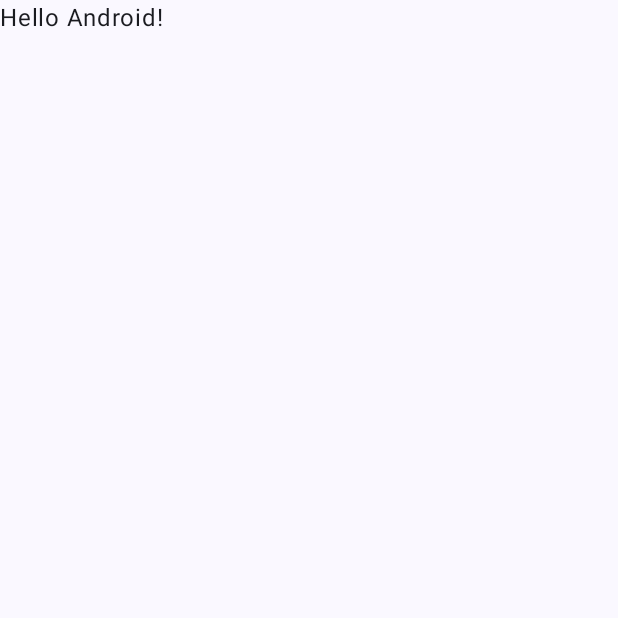
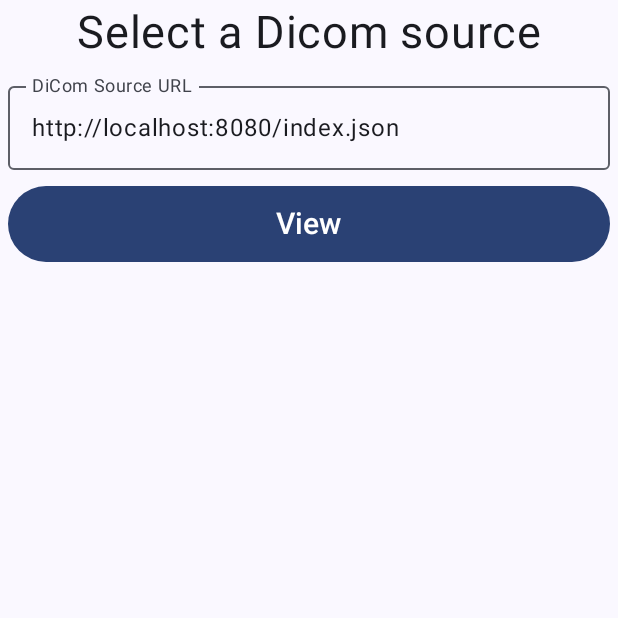
Before and after one commit to nparashuram/dicom-viewer, an Android app built with Jetpack Compose: the screen it shows after launch (MainActivity), on a phone screen of 412 x 824 dp, the top half of it. Before the commit the part shown is almost empty. Run offline under Robolectric (Android 15) with nearby library versions, the phone set to English and light mode, and no system bars; pictures from the network do not load.

Commit message:
[android] Added selector screen

```diff
--- a/android/app/src/main/AndroidManifest.xml
+++ b/android/app/src/main/AndroidManifest.xml
@@ -1,6 +1,9 @@
 <?xml version="1.0" encoding="utf-8"?>
 <manifest xmlns:android="http://schemas.android.com/apk/res/android"
     xmlns:tools="http://schemas.android.com/tools">
+
+    <uses-permission android:name="android.permission.INTERNET" />
+    <uses-permission android:name="android.permission.ACCESS_NETWORK_STATE" />
 
     <application
         android:allowBackup="true"
@@ -8,6 +11,7 @@
         android:fullBackupContent="@xml/backup_rules"
         android:icon="@mipmap/ic_launcher"
         android:label="@string/app_name"
+        android:networkSecurityConfig="@xml/network_security_config"
         android:roundIcon="@mipmap/ic_launcher"
         android:supportsRtl="true"
         android:theme="@style/Theme.DicomViewer"
--- /dev/null
+++ b/android/app/src/main/java/com/nparashuram/dicomviewer/DicomApp.kt
@@ -0,0 +1,55 @@
+package com.nparashuram.dicomviewer
+
+import androidx.compose.foundation.layout.fillMaxSize
+import androidx.compose.foundation.layout.padding
+import androidx.compose.material3.Scaffold
+import androidx.compose.runtime.Composable
+import androidx.compose.ui.Modifier
+import androidx.lifecycle.viewmodel.compose.viewModel
+import androidx.navigation.compose.NavHost
+import androidx.navigation.compose.composable
+import androidx.navigation.compose.rememberNavController
+import androidx.navigation.toRoute
+import com.nparashuram.dicomviewer.data.PDicomRepo
+import com.nparashuram.dicomviewer.ui.SelectorScreen
+import com.nparashuram.dicomviewer.ui.ViewerScreen
+import com.nparashuram.dicomviewer.ui.theme.DicomViewerTheme
+import kotlinx.serialization.Serializable
+
+@Serializable
+object SelectorRoute
+
+@Serializable
+data class ViewerRoute(val url: String)
+
+@Serializable
+data class DownloadRoute(val url: String)
+
+
+@Composable
+fun DicomApp(pDicomRepo: PDicomRepo) {
+    val viewModel = viewModel<PDicomViewModel>(factory = PDicomViewModelFactory(pDicomRepo))
+
+    DicomViewerTheme {
+        Scaffold(modifier = Modifier.fillMaxSize()) { innerPadding ->
+            val navController = rememberNavController()
+            NavHost(
+                navController, startDestination = SelectorRoute,
+                modifier = Modifier.padding(innerPadding)
+            ) {
+                composable<SelectorRoute> {
+                    SelectorScreen(viewModel) { url ->
+                        navController.navigate(route = ViewerRoute(url = url))
+                    }
+                }
+
+                composable<ViewerRoute> { backStackEntry ->
+                    val url = backStackEntry.toRoute<ViewerRoute>().url
+                    ViewerScreen(url, viewModel) {
+                        navController.navigate(route = SelectorRoute)
+                    }
+                }
+            }
+        }
+    }
+}
--- a/android/app/src/main/java/com/nparashuram/dicomviewer/MainActivity.kt
+++ b/android/app/src/main/java/com/nparashuram/dicomviewer/MainActivity.kt
@@ -3,45 +3,26 @@ package com.nparashuram.dicomviewer
 import android.os.Bundle
 import androidx.activity.ComponentActivity
 import androidx.activity.compose.setContent
-import androidx.activity.enableEdgeToEdge
-import androidx.compose.foundation.layout.fillMaxSize
-import androidx.compose.foundation.layout.padding
-import androidx.compose.material3.Scaffold
-import androidx.compose.material3.Text
-import androidx.compose.runtime.Composable
-import androidx.compose.ui.Modifier
-import androidx.compose.ui.tooling.preview.Preview
-import com.nparashuram.dicomviewer.ui.theme.DicomViewerTheme
+import com.nparashuram.dicomviewer.data.PDicomRepo
+import com.nparashuram.dicomviewer.data.StorageFactory
+import okhttp3.OkHttpClient
+import okhttp3.logging.HttpLoggingInterceptor
 
 class MainActivity : ComponentActivity() {
     override fun onCreate(savedInstanceState: Bundle?) {
         super.onCreate(savedInstanceState)
-        enableEdgeToEdge()
+
+        val okHttpClient = OkHttpClient.Builder()
+            .addInterceptor(HttpLoggingInterceptor().apply { setLevel(HttpLoggingInterceptor.Level.BASIC) })
+            .build()
+
+        val pDicomRepo = PDicomRepo(
+            storageFactory = StorageFactory(filesDir),
+            okHttpClient = okHttpClient
+        )
+
         setContent {
-            DicomViewerTheme {
-                Scaffold(modifier = Modifier.fillMaxSize()) { innerPadding ->
-                    Greeting(
-                        name = "Android",
-                        modifier = Modifier.padding(innerPadding)
-                    )
-                }
-            }
+            DicomApp(pDicomRepo)
         }
     }
 }
-
-@Composable
-fun Greeting(name: String, modifier: Modifier = Modifier) {
-    Text(
-        text = "Hello $name!",
-        modifier = modifier
-    )
-}
-
-@Preview(showBackground = true)
-@Composable
-fun GreetingPreview() {
-    DicomViewerTheme {
-        Greeting("Android")
-    }
-}
--- /dev/null
+++ b/android/app/src/main/java/com/nparashuram/dicomviewer/PDicomViewModel.kt
@@ -0,0 +1,103 @@
+package com.nparashuram.dicomviewer
+
+import androidx.lifecycle.ViewModel
+import androidx.lifecycle.ViewModelProvider
+import androidx.lifecycle.viewModelScope
+import com.nparashuram.dicomviewer.data.PDicomRepo
+import kotlinx.coroutines.Dispatchers
+import kotlinx.coroutines.flow.MutableStateFlow
+import kotlinx.coroutines.flow.StateFlow
+import kotlinx.coroutines.flow.asStateFlow
+import kotlinx.coroutines.flow.update
+import kotlinx.coroutines.launch
+import kotlinx.serialization.Serializable
+
+@Serializable
+data class PDicomData(
+    val axial: List<String>,
+    val coronal: List<String>,
+    val sagittal: List<String>,
+    val gltf: String,
+    var url: String? = null,
+)
+
+typealias StatusUpdateFn = (StatusCode, String?) -> Unit
+
+class PDicomViewModel(
+    private val pDicomRepo: PDicomRepo,
+) : ViewModel() {
+    private val _pDicomList = MutableStateFlow(emptyMap<String, String?>())
+    val pDicomList: StateFlow<Map<String, String?>> = _pDicomList.asStateFlow()
+
+    private val _selectedPDicom = MutableStateFlow<PDicomData?>(null)
+    val selectedPDicom: StateFlow<PDicomData?> = _selectedPDicom.asStateFlow()
+
+    /**
+     * Hydrates the _pDicomList from disk
+     */
+    fun hydrate(updateStatus: StatusUpdateFn) {
+        viewModelScope.launch(Dispatchers.IO) {
+            updateStatus(StatusCode.PROGRESS, "Loading data on device")
+            val list = pDicomRepo.loadFromDevice { msg -> updateStatus(StatusCode.PROGRESS, msg) }
+            _pDicomList.update { it + list }
+            updateStatus(StatusCode.SUCCESS, null)
+        }
+    }
+
+    /**
+     * Selects a pDiCom. If not downloaded, also downloads index and slides from url
+     */
+    fun selectPDicom(url: String, updateStatus: StatusUpdateFn) {
+        _selectedPDicom.update { null }
+        updateStatus(StatusCode.PROGRESS, "Loading Dicom data")
+        viewModelScope.launch(Dispatchers.IO) {
+            try {
+                var storageLocation = _pDicomList.value[url]
+                if (storageLocation == null) {
+                    storageLocation =
+                        pDicomRepo.download(url) { msg -> updateStatus(StatusCode.PROGRESS, msg) }
+                }
+
+                val index = pDicomRepo.load(storageLocation)
+                _pDicomList.update { it + (url to storageLocation) }
+                _selectedPDicom.update { index }
+                updateStatus(StatusCode.SUCCESS, null)
+                if (!pDicomList.value.containsKey(url)) {
+                    _pDicomList.update { it + (url to null) }
+                }
+            } catch (e: Exception) {
+                _selectedPDicom.update { null }
+                updateStatus(StatusCode.ERROR, e.message)
+            }
+        }
+    }
+
+    /**
+     * Deletes downloaded PDicomData, also removes element from list of selected items
+     */
+    fun delete(url: String) {
+        val storageLocation = pDicomList.value.get(url)
+        var done = false
+        if (storageLocation != null) {
+            done = pDicomRepo.remove(storageLocation)
+        }
+        if (done) {
+            _pDicomList.update { it.minus(url) }
+        }
+    }
+}
+
+@Suppress("UNCHECKED_CAST")
+class PDicomViewModelFactory(private val pDicomRepo: PDicomRepo) :
+    ViewModelProvider.NewInstanceFactory() {
+    override fun <T : ViewModel> create(modelClass: Class<T>): T {
+        return PDicomViewModel(pDicomRepo) as T
+    }
+}
+
+enum class StatusCode {
+    ERROR,
+    PROGRESS,
+    SUCCESS,
+    NONE
+}
--- /dev/null
+++ b/android/app/src/main/java/com/nparashuram/dicomviewer/ui/SelectorScreen.kt
@@ -0,0 +1,102 @@
+package com.nparashuram.dicomviewer.ui
+
+import androidx.compose.foundation.layout.Column
+import androidx.compose.foundation.layout.Row
+import androidx.compose.foundation.layout.fillMaxWidth
+import androidx.compose.foundation.layout.padding
+import androidx.compose.foundation.lazy.LazyColumn
+import androidx.compose.foundation.lazy.items
+import androidx.compose.material3.Button
+import androidx.compose.material3.OutlinedTextField
+import androidx.compose.material3.Text
+import androidx.compose.runtime.Composable
+import androidx.compose.runtime.LaunchedEffect
+import androidx.compose.runtime.collectAsState
+import androidx.compose.runtime.getValue
+import androidx.compose.runtime.mutableStateOf
+import androidx.compose.runtime.remember
+import androidx.compose.runtime.setValue
+import androidx.compose.ui.Alignment
+import androidx.compose.ui.Modifier
+import androidx.compose.ui.unit.dp
+import androidx.compose.ui.unit.sp
+import com.nparashuram.dicomviewer.PDicomViewModel
+import com.nparashuram.dicomviewer.StatusCode
+
+@Composable
+fun SelectorScreen(viewModel: PDicomViewModel, onSelect: (String) -> Unit) {
+    val pDicomList = viewModel.pDicomList.collectAsState().value
+    var selectedUrl: String? by remember { mutableStateOf("http://localhost:8080/index.json") }
+
+    var statusCode: StatusCode? by remember { mutableStateOf(StatusCode.NONE) }
+    var statusMessage: String? by remember { mutableStateOf(null) }
+
+    LaunchedEffect(viewModel) {
+        viewModel.hydrate { code, msg ->
+            statusCode = code
+            statusMessage = msg
+        }
+    }
+
+    Column {
+        Text(
+            "Select a Dicom source",
+            fontSize = 30.sp,
+            modifier = Modifier
+                .align(Alignment.CenterHorizontally)
+                .padding(4.dp)
+        )
+        if (statusCode == StatusCode.PROGRESS) {
+            Text("Updating Dicom sources...")
+        }
+
+        LazyColumn {
+            items(pDicomList.keys.toList()) {
+                Card(it, pDicomList[it], viewModel) {
+                    selectedUrl = it
+                }
+            }
+        }
+
+        OutlinedTextField(
+            value = selectedUrl ?: "",
+            onValueChange = { selectedUrl = it },
+            label = { Text("DiCom Source URL") },
+            modifier = Modifier
+                .fillMaxWidth()
+                .padding(5.dp)
+        )
+
+        Button(
+            modifier = Modifier
+                .fillMaxWidth()
+                .padding(5.dp),
+            enabled = selectedUrl != null,
+            onClick = {
+                val url = selectedUrl
+                if (url != null) {
+                    onSelect(url)
+                }
+            }) {
+            Text(text = "View", fontSize = 20.sp, modifier = Modifier.padding(5.dp))
+        }
+    }
+}
+
+@Composable
+fun Card(url: String, storageLocation: String?, viewModel: PDicomViewModel, onClick: () -> Unit) {
+    Column(modifier = Modifier.fillMaxWidth()) {
+        Text(url)
+        if (storageLocation != null) {
+            Text(storageLocation)
+        }
+        Row(modifier = Modifier.align(Alignment.CenterHorizontally)) {
+            if (storageLocation != null) {
+                Text(text = "Downloaded")
+            }
+            Button(onClick = onClick) { Text(text = "Select") }
+            Button(onClick = { viewModel.delete(url) }) { Text(text = "Delete") }
+        }
+
+    }
+}
```
Also changed, not shown: android/app/build.gradle.kts (+10 -3 lines), android/app/src/main/java/com/nparashuram/dicomviewer/data/PDicomRepo.kt (added, +119 -0 lines), android/app/src/main/java/com/nparashuram/dicomviewer/data/Storage.kt (added, +62 -0 lines), android/app/src/main/java/com/nparashuram/dicomviewer/ui/ViewerScreen.kt (added, +55 -0 lines), android/app/src/main/java/com/nparashuram/dicomviewer/ui/components/ImageSlice.kt (added, +15 -0 lines), android/app/src/main/res/xml/network_security_config.xml (added, +7 -0 lines), android/gradle/libs.versions.toml (+12 -3 lines).
